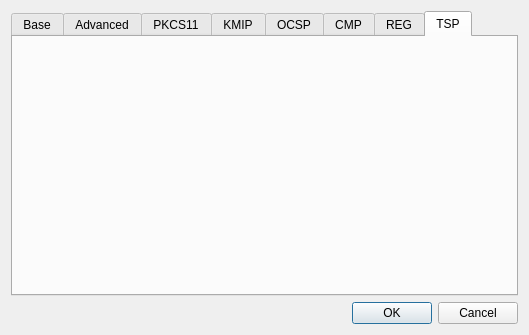
The window that CAMan/settings_dlg.ui (jykim74/CertMan) describes before a commit, drawn with Qt 5.
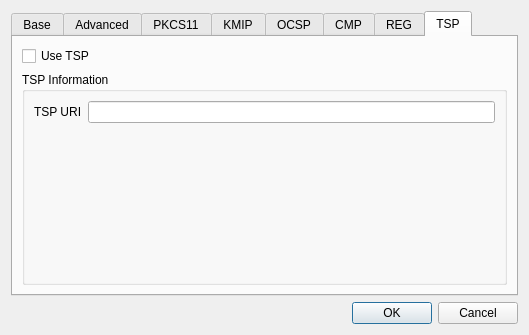
The same window after the commit. The open tabs and pages were chosen to show the change.

The edit to the form file:
```diff
--- a/CAMan/settings_dlg.ui
+++ b/CAMan/settings_dlg.ui
@@ -409,6 +409,47 @@
       <attribute name="title">
        <string>TSP</string>
       </attribute>
+      <layout class="QGridLayout" name="gridLayout_12">
+       <item row="0" column="0">
+        <widget class="QCheckBox" name="mUseTSPCheck">
+         <property name="text">
+          <string>Use TSP</string>
+         </property>
+        </widget>
+       </item>
+       <item row="1" column="0">
+        <widget class="QGroupBox" name="mTSPGroup">
+         <property name="title">
+          <string>TSP Information</string>
+         </property>
+         <layout class="QGridLayout" name="gridLayout_13">
+          <item row="0" column="0">
+           <widget class="QLabel" name="label_19">
+            <property name="text">
+             <string>TSP URI</string>
+            </property>
+           </widget>
+          </item>
+          <item row="0" column="1">
+           <widget class="QLineEdit" name="mTSPURIText"/>
+          </item>
+          <item row="1" column="0">
+           <spacer name="verticalSpacer_8">
+            <property name="orientation">
+             <enum>Qt::Vertical</enum>
+            </property>
+            <property name="sizeHint" stdset="0">
+             <size>
+              <width>20</width>
+              <height>40</height>
+             </size>
+            </property>
+           </spacer>
+          </item>
+         </layout>
+        </widget>
+       </item>
+      </layout>
      </widget>
     </widget>
    </item>
```
Left out of the diff: 84 changed lines with no effect on the pictures.
